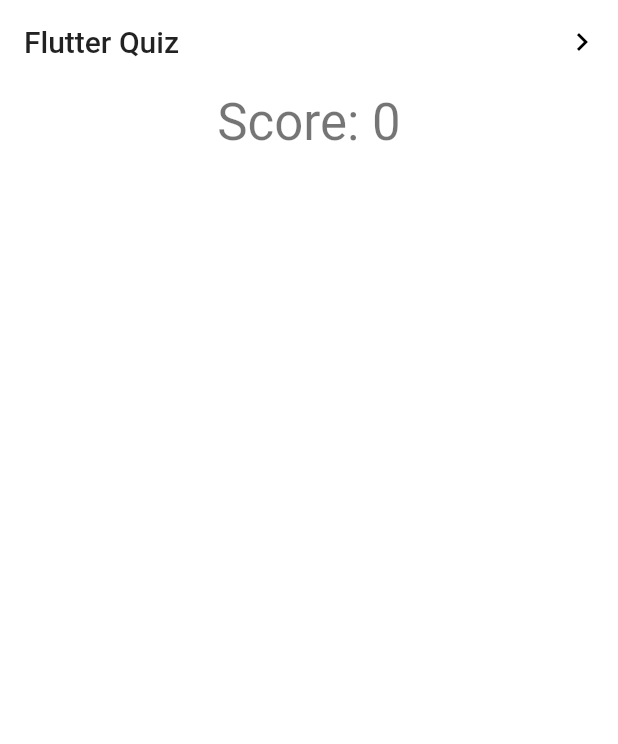
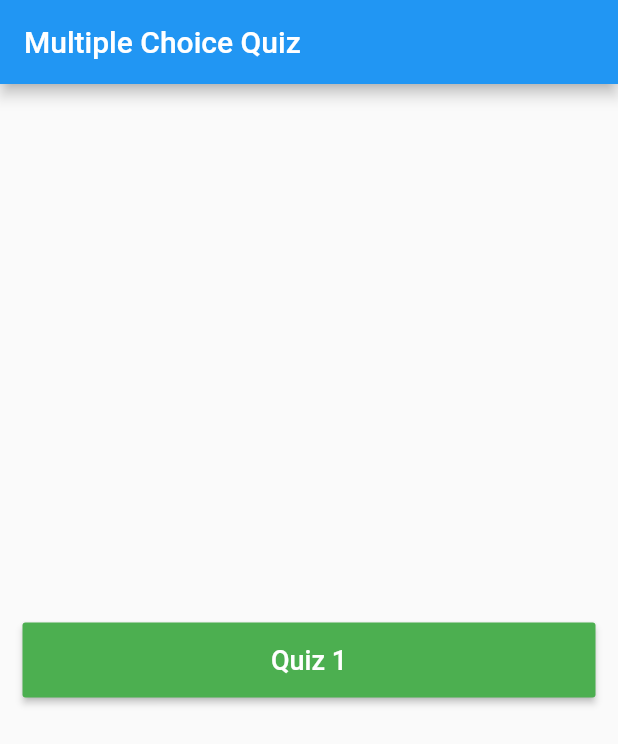
Before and after one commit to flyingpotatoentertainment/realtimequiz-client-flutter, a Flutter app: the screen it shows after launch, on a phone screen of 412 x 824 dp. Shown: the top 744 px of the screen. Run offline on Flutter 3.47's test engine with Material 2 defaults, Android fonts, the phone set to English and light mode, and no system bars; our stand-ins replace cloud_firestore; accounts and stored records are empty.

```diff
--- a/lib/main.dart
+++ b/lib/main.dart
@@ -1,174 +1,63 @@
 import 'package:flutter/material.dart';
+import 'package:realtimequiz/ui/quiz.dart';
+import './ui/animal_quiz.dart';
 
-
-// Copyright 2018 The Chromium Authors. All rights reserved.
-// Use of this source code is governed by a BSD-style license that can be
-// found in the LICENSE file.
-
-import 'dart:async';
-
-import 'questions.dart';
-import 'questions_dissmissible.dart';
-import 'questions_buttons.dart';
-import 'questions_pagable.dart';
-
-void main() {
-  runApp(new QuizApp());
+void main(){
+  runApp(
+      new MaterialApp(
+        home: new AnimalQuiz(),
+      )
+  );
 }
 
-class QuizApp extends StatelessWidget {
-  final viewChangeStreamController = new StreamController<Null>();
-
-  _quizViewChange() {
-    viewChangeStreamController.add(null);
-  }
-
+class AnimalQuiz extends StatefulWidget{
   @override
-  Widget build(BuildContext context) {
-    return new MaterialApp(
-      title: 'Flutter Quiz',
-      theme: new ThemeData(
-        primaryColor: Colors.white,
-        primarySwatch: Colors.blue,
-      ),
-      home: new Scaffold(
-        appBar: new AppBar(
-          title: new Text('Flutter Quiz'),
-          elevation: 0.0,
-          actions: [new IconButton(
-            icon: new Icon(Icons.navigate_next),
-            tooltip: 'Change quiz view',
-            onPressed: _quizViewChange,
-          )],
-        ),
-        body: new Padding(
-          padding: new EdgeInsets.only(top: 5.0,),
-          child: new QuizPage(viewChangeStreamController.stream),
-        ),
-        backgroundColor: Colors.white,
-      ),
-    );
+  State<StatefulWidget> createState() {
+    return new AnimalQuizState();
   }
 }
 
-enum QuestionView { buttons, dissmissible, pagable }
+class AnimalQuizState extends State<AnimalQuiz>{
+  @override
+  Widget build(BuildContext context) {
+    return new Scaffold(
+      appBar: new AppBar(
+        title: new Text("Multiple Choice Quiz"),
+        backgroundColor: Colors.blue,
+      ),
 
-class QuizPage extends StatefulWidget {
-  QuizPage(this.viewChangeStream);
-  final Stream<Null> viewChangeStream;
 
-  @override
-  createState() => new QuizPageState();
-}
+      body: new Container(
+        margin: const EdgeInsets.all(15.0),
+        child: new Column(
 
-class QuizPageState extends State<QuizPage> {
-  var score = 0;
-  var questions = <Question>[];
-  var questionView = QuestionView.dissmissible;
-  StreamSubscription viewChangeSubscription;
+          crossAxisAlignment: CrossAxisAlignment.stretch,
+          mainAxisAlignment: MainAxisAlignment.center,
+          children: <Widget>[
 
-  @override
-  initState() {
-    super.initState();
-    _loadQuestions();
-    viewChangeSubscription = widget.viewChangeStream.listen(
-            (_) => changeQuestionsView()
+            new MaterialButton(
+                height: 50.0,
+                color: Colors.green,
+                onPressed: startQuiz,
+                child: new Text("Quiz 1",
+                  style: new TextStyle(
+                      fontSize: 18.0,
+                      color: Colors.white
+                  ),)
+            )
+          ],
+        ),
+      ),
+
+
     );
   }
 
-  @override
-  dispose() {
-    super.dispose();
-    if (widget.viewChangeStream != null) {
-      viewChangeSubscription.cancel();
-    }
-  }
-
-  _loadQuestions() async {
-    final loadedQuestions = await loadQuestionsLocally();
-    setState(() => questions = loadedQuestions);
-  }
-
-  _resetGame() => setState(() {
-    score = 0;
-    _loadQuestions();
-  });
-
-  _answerQuestion(Question question, bool answer) async {
-    setState(() => question.answer == answer ? score++ : score--);
-
-    questions.remove(question);
-    if (questions.length == 0) {
-      await _gameOverDialog();
-      _resetGame();
-    }
-  }
-
-  _gameOverDialog() async {
-    return showDialog<Null>(
-      context: context,
-      child: new AlertDialog(
-        title: new Text('Game Over'),
-        content: new Text('You scored $score'),
-        actions: <Widget>[
-          new FlatButton(
-            child: new Text('Play Again'),
-            onPressed: () {
-              Navigator.of(context).pop();
-            },
-          ),
-        ],
-      ),
-    );
-  }
-
-  /// Change between the different question views
-  changeQuestionsView() {
-    setState(() =>
-    questionView = QuestionView.values[
-    (questionView.index + 1) % QuestionView.values.length]
-    );
-  }
-
-  @override
-  Widget build(BuildContext context) {
-    Widget questionWidget;
-    switch(questionView) {
-      case QuestionView.dissmissible:
-        questionWidget = new QuestionsDissmissible(questions, _answerQuestion);
-        break;
-      case QuestionView.buttons:
-        questionWidget = new QuestionsButtons(questions, _answerQuestion);
-        break;
-      case QuestionView.pagable:
-        questionWidget = new QuestionsPageable(questions, _answerQuestion);
-        break;
-    }
-    return new Column(
-      children: [
-        new Score(score),
-        new Expanded(
-          child: questionWidget,
-        ),
-      ],
-    );
+  void startQuiz(){
+    Navigator.push(context, new MaterialPageRoute(builder: (context)=> new QuizPage()));
   }
 }
 
-class Score extends StatelessWidget {
-  Score(this.score);
-  final int score;
-
-  @override
-  Widget build(BuildContext context) =>
-      new Center(
-        child: new Text(
-          'Score: $score',
-          style: Theme.of(context).textTheme.display1,
-        ),
-      );
-
-}
 
 //void main() => runApp(MyApp());
 //
--- a/pubspec.yaml
+++ b/pubspec.yaml
@@ -19,7 +19,7 @@ dependencies:
   # The following adds the Cupertino Icons font to your application.
   # Use with the CupertinoIcons class for iOS style icons.
   cupertino_icons: ^0.1.2
-  cloud_firestore: 0.8.2+3
+  cloud_firestore: 0.8.2+2
   http: 0.12.0+1
 
 
```
Also changed, not shown: lib/ui/animal_quiz.dart (added, +287 -0 lines), lib/ui/quiz.dart (added, +117 -0 lines), 1 other file.
